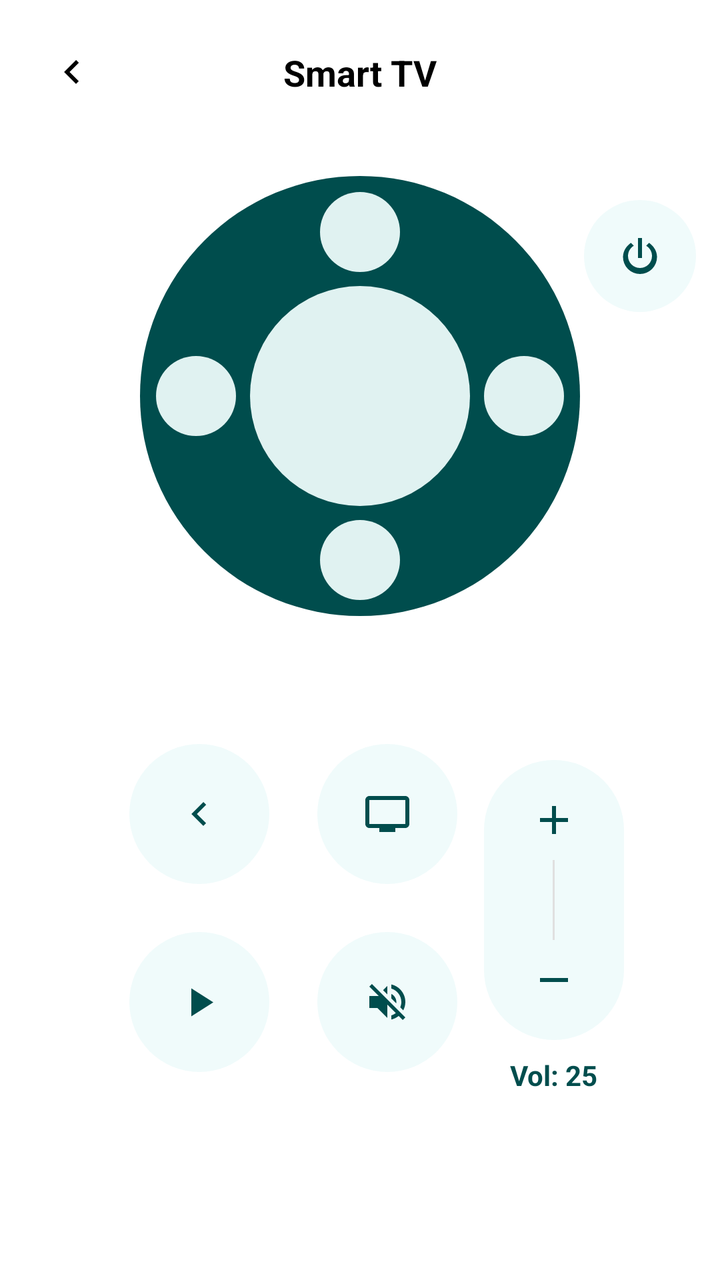
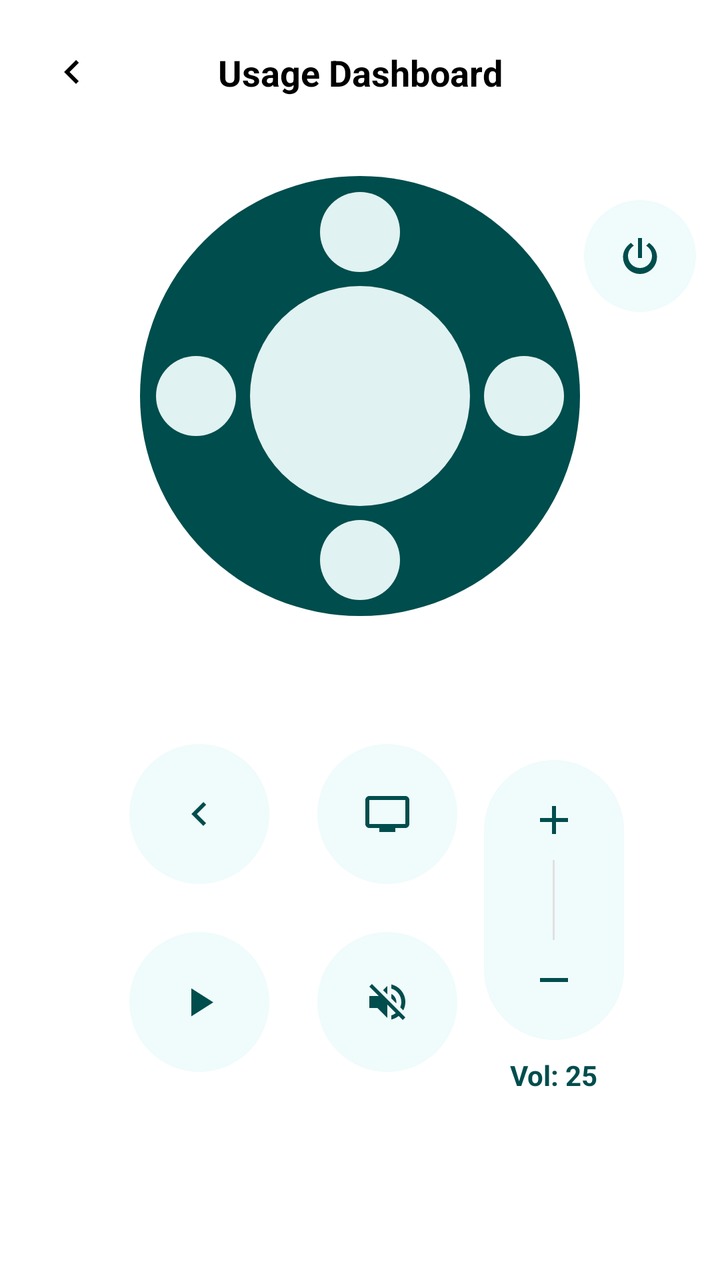

The first picture is an Android layout as it rendered before a commit; the second is the same layout after the commit. The layout source and the unified diff follow.
<!-- AndroidManifest.xml: application theme Theme.SmartHome -->
<!-- res/layout/activity_tv_remote.xml -->
<?xml version="1.0" encoding="utf-8"?>
<androidx.constraintlayout.widget.ConstraintLayout xmlns:android="http://schemas.android.com/apk/res/android"
    xmlns:app="http://schemas.android.com/apk/res-auto"
    xmlns:tools="http://schemas.android.com/tools"
    android:layout_width="match_parent"
    android:layout_height="match_parent"
    android:background="@color/white"
    tools:context=".TvRemoteActivity">

    
    <ImageView
        android:id="@+id/iv_back_remote"
        android:layout_width="40dp"
        android:layout_height="40dp"
        android:layout_marginStart="16dp"
        android:layout_marginTop="16dp"
        android:padding="8dp"
        android:src="@drawable/ic_arrow_back"
        app:layout_constraintStart_toStartOf="parent"
        app:layout_constraintTop_toTopOf="parent"
        app:tint="@color/black" />

    <TextView
        android:layout_width="wrap_content"
        android:layout_height="wrap_content"
        android:text="Smart TV"
        android:textColor="@color/black"
        android:textSize="18sp"
        android:textStyle="bold"
        app:layout_constraintBottom_toBottomOf="@+id/iv_back_remote"
        app:layout_constraintEnd_toEndOf="parent"
        app:layout_constraintStart_toStartOf="parent"
        app:layout_constraintTop_toTopOf="@+id/iv_back_remote" />

    
    <androidx.constraintlayout.widget.ConstraintLayout
        android:id="@+id/dpad_container"
        android:layout_width="wrap_content"
        android:layout_height="wrap_content"
        android:layout_marginTop="32dp"
        app:layout_constraintEnd_toEndOf="parent"
        app:layout_constraintStart_toStartOf="parent"
        app:layout_constraintTop_toBottomOf="@+id/iv_back_remote">

        <ImageView
            android:id="@+id/remote_outer_ring"
            android:layout_width="220dp"
            android:layout_height="220dp"
            android:src="@drawable/bg_remote_outer_ring"
            app:layout_constraintBottom_toBottomOf="parent"
            app:layout_constraintEnd_toEndOf="parent"
            app:layout_constraintStart_toStartOf="parent"
            app:layout_constraintTop_toTopOf="parent" />

        <View
            android:id="@+id/btn_ok"
            android:layout_width="110dp"
            android:layout_height="110dp"
            android:background="@drawable/bg_remote_inner_circle"
            android:clickable="true"
            android:focusable="true"
            app:layout_constraintBottom_toBottomOf="parent"
            app:layout_constraintEnd_toEndOf="parent"
            app:layout_constraintStart_toStartOf="parent"
            app:layout_constraintTop_toTopOf="parent" />

        
        <View
            android:id="@+id/btn_up"
            android:layout_width="40dp"
            android:layout_height="40dp"
            android:background="@drawable/bg_remote_inner_circle"
            android:clickable="true"
            android:focusable="true"
            app:layout_constraintEnd_toEndOf="parent"
            app:layout_constraintStart_toStartOf="parent"
            app:layout_constraintTop_toTopOf="@+id/remote_outer_ring" android:layout_marginTop="8dp"/>
        <View
            android:id="@+id/btn_down"
            android:layout_width="40dp"
            android:layout_height="40dp"
            android:background="@drawable/bg_remote_inner_circle"
            android:clickable="true"
            android:focusable="true"
            app:layout_constraintBottom_toBottomOf="@+id/remote_outer_ring"
            app:layout_constraintEnd_toEndOf="parent"
            app:layout_constraintStart_toStartOf="parent" android:layout_marginBottom="8dp"/>
        <View
            android:id="@+id/btn_left"
            android:layout_width="40dp"
            android:layout_height="40dp"
            android:background="@drawable/bg_remote_inner_circle"
            android:clickable="true"
            android:focusable="true"
            app:layout_constraintBottom_toBottomOf="parent"
            app:layout_constraintStart_toStartOf="@+id/remote_outer_ring"
            app:layout_constraintTop_toTopOf="parent" android:layout_marginStart="8dp"/>
        <View
            android:id="@+id/btn_right"
            android:layout_width="40dp"
            android:layout_height="40dp"
            android:background="@drawable/bg_remote_inner_circle"
            android:clickable="true"
            android:focusable="true"
            app:layout_constraintBottom_toBottomOf="parent"
            app:layout_constraintEnd_toEndOf="@+id/remote_outer_ring"
            app:layout_constraintTop_toTopOf="parent" android:layout_marginEnd="8dp"/>

    </androidx.constraintlayout.widget.ConstraintLayout>

    

    

    <GridLayout
        android:layout_width="wrap_content"
        android:layout_height="wrap_content"
        android:layout_marginTop="52dp"
        android:columnCount="2"
        app:layout_constraintEnd_toEndOf="parent"
        app:layout_constraintHorizontal_bias="0.306"
        app:layout_constraintStart_toStartOf="parent"
        app:layout_constraintTop_toBottomOf="@+id/dpad_container">

        <ImageButton
            android:id="@+id/btn_remote_back"
            style="@style/RemoteButton"
            android:src="@drawable/ic_arrow_back" />

        <ImageButton
            android:id="@+id/btn_remote_tv"
            style="@style/RemoteButton"
            android:src="@drawable/ic_tv" />

        <ImageButton
            android:id="@+id/btn_remote_play"
            style="@style/RemoteButton"
            android:src="@drawable/ic_play" />

        <ImageButton
            android:id="@+id/btn_remote_mute"
            style="@style/RemoteButton"
            android:src="@drawable/ic_volume_off" />

    </GridLayout>

    <LinearLayout
        android:id="@+id/ll_volume_container"
        android:layout_width="70dp"
        android:layout_height="140dp"
        android:layout_marginTop="72dp"
        android:layout_marginEnd="48dp"
        android:background="@drawable/bg_remote_volume_rocker"
        android:gravity="center"
        android:orientation="vertical"
        app:layout_constraintEnd_toEndOf="parent"
        app:layout_constraintTop_toBottomOf="@+id/dpad_container">

        <ImageView
            android:id="@+id/iv_vol_up"
            android:layout_width="wrap_content"
            android:layout_height="wrap_content"
            android:src="@drawable/ic_plus"
            app:tint="@color/primary_teal"
            android:clickable="true"
            android:focusable="true"/>

        <View
            android:layout_width="1dp"
            android:layout_height="40dp"
            android:layout_marginVertical="8dp"
            android:background="#E0E0E0" />

        <ImageView
            android:id="@+id/iv_vol_down"
            android:layout_width="wrap_content"
            android:layout_height="wrap_content"
            android:src="@drawable/ic_remove"
            app:tint="@color/primary_teal"
            android:clickable="true"
            android:focusable="true"/>

    </LinearLayout>

    <TextView
        android:id="@+id/tv_volume_level"
        android:layout_width="wrap_content"
        android:layout_height="wrap_content"
        android:text="Vol: 25"
        android:textColor="@color/primary_teal"
        android:textSize="14sp"
        android:textStyle="bold"
        android:layout_marginTop="8dp"
        app:layout_constraintEnd_toEndOf="@+id/ll_volume_container"
        app:layout_constraintStart_toStartOf="@+id/ll_volume_container"
        app:layout_constraintTop_toBottomOf="@+id/ll_volume_container" />

    <ImageButton
        android:id="@+id/iv_power"
        style="@style/RemoteButton.Circular"
        android:src="@drawable/ic_power"
        app:tint="@color/primary_teal"
        app:layout_constraintEnd_toEndOf="parent"
        app:layout_constraintTop_toTopOf="@+id/dpad_container" android:layout_marginEnd="32dp"/>

</androidx.constraintlayout.widget.ConstraintLayout>
<!-- resources referenced by this layout -->
<resources>
  <color name="black">#000000</color>
  <color name="primary_teal">#004D4D</color>
  <color name="white">#FFFFFF</color>
  <!-- drawable bg_remote_inner_circle (drawable) -->
  <?xml version="1.0" encoding="utf-8"?>
  <shape xmlns:android="http://schemas.android.com/apk/res/android"
      android:shape="oval">
      <solid android:color="#E0F2F1" /> 
  </shape>
  <!-- drawable bg_remote_outer_ring (drawable) -->
  <?xml version="1.0" encoding="utf-8"?>
  <shape xmlns:android="http://schemas.android.com/apk/res/android"
      android:shape="oval">
      <solid android:color="@color/primary_teal" />
      <size android:width="200dp" android:height="200dp" />
  </shape>
  <!-- drawable bg_remote_volume_rocker (drawable) -->
  <?xml version="1.0" encoding="utf-8"?>
  <shape xmlns:android="http://schemas.android.com/apk/res/android">
      <solid android:color="#F0FBFB" />
      <corners android:radius="40dp" />
  </shape>
  <!-- drawable ic_arrow_back (drawable) -->
  <vector xmlns:android="http://schemas.android.com/apk/res/android"
      android:width="24dp"
      android:height="24dp"
      android:viewportWidth="24"
      android:viewportHeight="24">
    <path
        android:pathData="M15.41,16.59L10.83,12L15.41,7.41L14,6L8,12L14,18L15.41,16.59Z"
        android:fillColor="#000000"/>
  </vector>
  <!-- drawable ic_play (drawable) -->
  <vector xmlns:android="http://schemas.android.com/apk/res/android"
      android:width="24dp"
      android:height="24dp"
      android:viewportWidth="24"
      android:viewportHeight="24">
      <path
          android:fillColor="#000000"
          android:pathData="M8,5.14V19.14L19,12.14L8,5.14Z" />
  </vector>
  <!-- drawable ic_plus (drawable) -->
  <vector xmlns:android="http://schemas.android.com/apk/res/android"
      android:width="24dp"
      android:height="24dp"
      android:viewportWidth="24"
      android:viewportHeight="24">
    <path
        android:fillColor="#000000"
        android:pathData="M19,13h-6v6h-2v-6H5v-2h6V5h2v6h6v2z"/>
  </vector>
  <!-- drawable ic_remove (drawable) -->
  <vector xmlns:android="http://schemas.android.com/apk/res/android"
      android:width="24dp"
      android:height="24dp"
      android:viewportWidth="24"
      android:viewportHeight="24">
      <path
          android:fillColor="#000000"
          android:pathData="M19,13H5V11H19V13Z" />
  </vector>
  <!-- drawable ic_tv (drawable) -->
  <vector xmlns:android="http://schemas.android.com/apk/res/android"
      android:width="24dp"
      android:height="24dp"
      android:viewportWidth="24"
      android:viewportHeight="24">
    <path
        android:fillColor="#004D4D"
        android:pathData="M21,3H3C1.9,3 1,3.9 1,5v12c0,1.1 0.9,2 2,2h5v2h8v-2h5c1.1,0 1.99,-0.9 1.99,-2L23,5C23,3.9 22.1,3 21,3zM21,17H3V5h18V17z"/>
  </vector>
  <style name="RemoteButton.Circular">
          <item name="android:layout_width">56dp</item>
          <item name="android:layout_height">56dp</item>
          <item name="android:padding">16dp</item>
      </style>
  <style name="Theme.SmartHome" parent="Base.Theme.SmartHome" />
  <!-- drawable bg_remote_button_circular (drawable) -->
  <?xml version="1.0" encoding="utf-8"?>
  <shape xmlns:android="http://schemas.android.com/apk/res/android"
      android:shape="oval">
      <solid android:color="#F0FBFB" /> 
  </shape>
  <style name="Base.Theme.SmartHome" parent="Theme.MaterialComponents.Light.NoActionBar">
          
          <item name="android:colorBackground">@color/background_light</item>
          <item name="android:windowLightStatusBar">true</item>
          <item name="android:statusBarColor">@color/white</item>
      </style>
  <color name="background_light">#F5F7F7</color>
  <!-- unchanged entries left out for length: 3 -->
</resources>

<!-- the commit's change to res/layout/activity_tv_remote.xml (unified diff, before → after) -->
@@ -23,7 +23,7 @@
     <TextView
         android:layout_width="wrap_content"
         android:layout_height="wrap_content"
-        android:text="Smart TV"
+        android:text="Usage Dashboard"
         android:textColor="@color/black"
         android:textSize="18sp"
         android:textStyle="bold"
